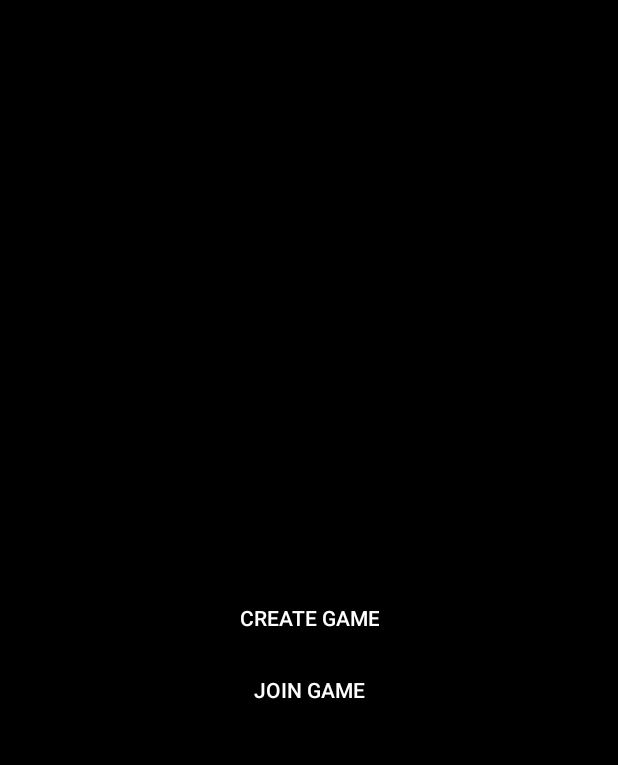
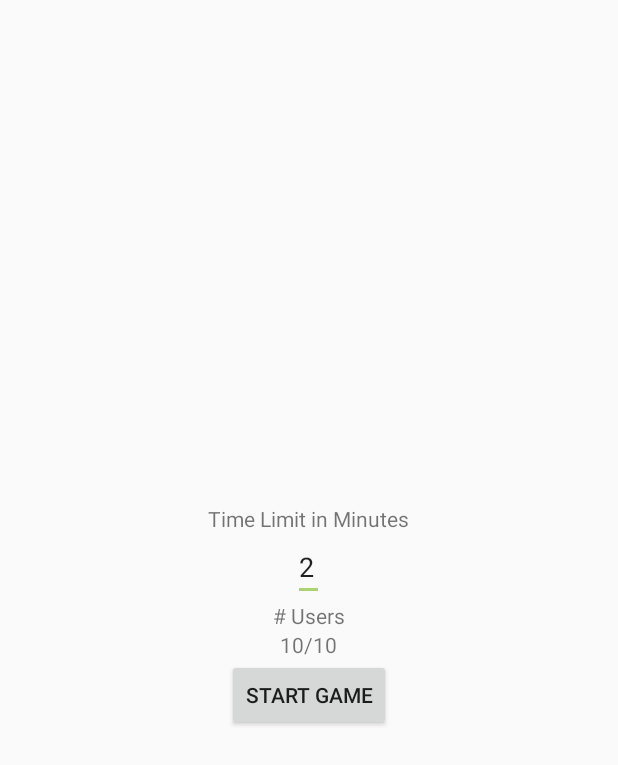
Before and after one commit to kh3chen/zwf_android, an Android app: the screen it shows after launch (HomeActivity before the commit, LobbyActivity after it), after a tap on "CREATE GAME", on a phone screen of 412 x 824 dp. Shown: the top 765 px of the screen. Run offline under Robolectric (Android 15) with nearby library versions, the phone set to English and light mode, and no system bars.

Commit message:
added lobby activity

```diff
--- a/app/src/main/AndroidManifest.xml
+++ b/app/src/main/AndroidManifest.xml
@@ -45,6 +45,10 @@
             android:name=".MapsActivity"
             android:label="@string/title_activity_maps">
         </activity>
+        <activity
+            android:name=".LobbyActivity"
+            android:label="@string/lobby_activity">
+        </activity>
     </application>
 
 </manifest>
--- a/app/src/main/java/com/zynga/zombieswf_android/HomeActivity.java
+++ b/app/src/main/java/com/zynga/zombieswf_android/HomeActivity.java
@@ -28,7 +28,7 @@ public class HomeActivity extends Activity implements View.OnClickListener {
     public void onClick(View v) {
         switch (v.getId()) {
             case R.id.create_game:
-                Toast.makeText(this, "CREATE GAME", Toast.LENGTH_SHORT).show();
+                startActivity(new Intent(this, LobbyActivity.class));
                 break;
             case R.id.join_game:
                 startActivity(new Intent(this, JoinGameActivity.class));
--- /dev/null
+++ b/app/src/main/java/com/zynga/zombieswf_android/LobbyActivity.java
@@ -0,0 +1,43 @@
+package com.zynga.zombieswf_android;
+
+import android.app.Activity;
+import android.content.Intent;
+import android.os.Bundle;
+import android.view.LayoutInflater;
+import android.view.View;
+import android.widget.Button;
+import android.widget.EditText;
+import android.widget.TextView;
+
+/**
+ * Created by azeng on 7/21/16.
+ */
+public class LobbyActivity extends Activity {
+    // Game will always be from the creator
+    private static final String KEY_GAME_TIME = "keyGameTime";
+
+    @Override
+    protected void onCreate(Bundle savedInstanceState) {
+        super.onCreate(savedInstanceState);
+        setContentView(R.layout.lobby_layout);
+
+        LayoutInflater inflater = LayoutInflater.from(this);
+        inflater.inflate(R.layout.lobby_layout, null);
+
+        final EditText timeEditText = (EditText) findViewById(R.id.remaining_time);
+
+        Button startGameButton = (Button) findViewById(R.id.start_game_button);
+        startGameButton.setOnClickListener(new View.OnClickListener() {
+            @Override
+            public void onClick(View v) {
+                Intent intent = new Intent(getApplicationContext(), MapsActivity.class);
+                intent.putExtra(KEY_GAME_TIME, String.valueOf(timeEditText.getText()));
+                startActivity(intent);
+            }
+        });
+
+        TextView numberOfUsers = (TextView) findViewById(R.id.number_of_users);
+        // TODO: get and set number of users based on socket
+    }
+
+}
--- a/app/src/main/java/com/zynga/zombieswf_android/MapsActivity.java
+++ b/app/src/main/java/com/zynga/zombieswf_android/MapsActivity.java
@@ -71,7 +71,7 @@ public class MapsActivity extends FragmentActivity implements OnMapReadyCallback
 
         // Add a marker in Sydney and move the camera
         LatLng sydney = new LatLng(-34, 151);
-        mMap.addMarker(new MarkerOptions().position(me).title("Marker in Sydney"));
+        // mMap.addMarker(new MarkerOptions().position(me).title("Marker in Sydney"));
         mMap.moveCamera(CameraUpdateFactory.newLatLng(me));
     }
 
--- /dev/null
+++ b/app/src/main/res/layout/lobby_layout.xml
@@ -0,0 +1,38 @@
+<?xml version="1.0" encoding="utf-8"?>
+<LinearLayout xmlns:android="http://schemas.android.com/apk/res/android"
+    android:orientation="vertical" android:layout_width="match_parent"
+    android:layout_height="match_parent"
+    android:padding="10dp"
+    android:gravity="center">
+
+    <TextView
+        android:layout_width="wrap_content"
+        android:layout_height="wrap_content"
+        android:text="Time Limit in Minutes"
+        />
+
+    <EditText
+        android:id="@+id/remaining_time"
+        android:layout_width="wrap_content"
+        android:layout_height="wrap_content"
+        android:text="2"
+        android:inputType="number"/>
+
+    <TextView
+        android:layout_width="wrap_content"
+        android:layout_height="wrap_content"
+        android:text="# Users"/>
+
+    <TextView
+        android:id="@+id/number_of_users"
+        android:layout_width="wrap_content"
+        android:layout_height="wrap_content"
+        android:text="10/10"/>
+
+    <Button
+        android:id="@+id/start_game_button"
+        android:layout_width="wrap_content"
+        android:layout_height="wrap_content"
+        android:text="START GAME"/>
+
+</LinearLayout>
--- a/app/src/main/res/values/strings.xml
+++ b/app/src/main/res/values/strings.xml
@@ -1,4 +1,5 @@
 <resources>
     <string name="app_name">zombieswf_android</string>
     <string name="title_activity_maps">Map</string>
+    <string name="lobby_activity">lobby</string>
 </resources>
```
Also changed, not shown: 1 other file.
